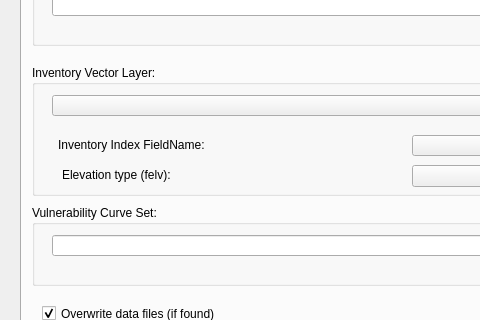
The window that canflood_inprep/ProjectDataPrep/ProjectDataPrepDialog_Base.ui (NRCan/CanFlood) describes before a commit, drawn with Qt 5; both pictures show x 0 to 480 and y 131 to 451 of the 703 by 900 pixel window.
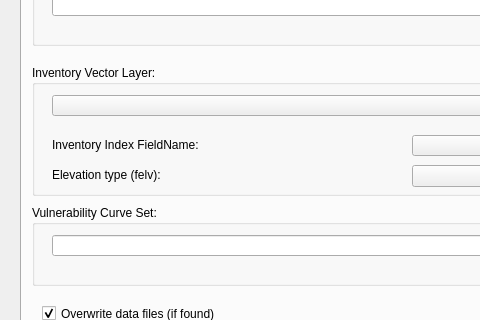
The same window after the commit. The open tabs and pages were chosen to show the change. Custom widgets are drawn as their Qt base class.

```diff
--- a/canflood_inprep/ProjectDataPrep/ProjectDataPrepDialog_Base.ui
+++ b/canflood_inprep/ProjectDataPrep/ProjectDataPrepDialog_Base.ui
@@ -168,7 +168,7 @@
      <widget class="QLabel" name="label_2">
       <property name="geometry">
        <rect>
-        <x>26</x>
+        <x>20</x>
         <y>70</y>
         <width>151</width>
         <height>20</height>
@@ -191,7 +191,7 @@
      <widget class="QLabel" name="label_8">
       <property name="geometry">
        <rect>
-        <x>30</x>
+        <x>20</x>
         <y>100</y>
         <width>151</width>
         <height>20</height>
```
Left out of the diff: 6 changed lines with no effect on the pictures.
